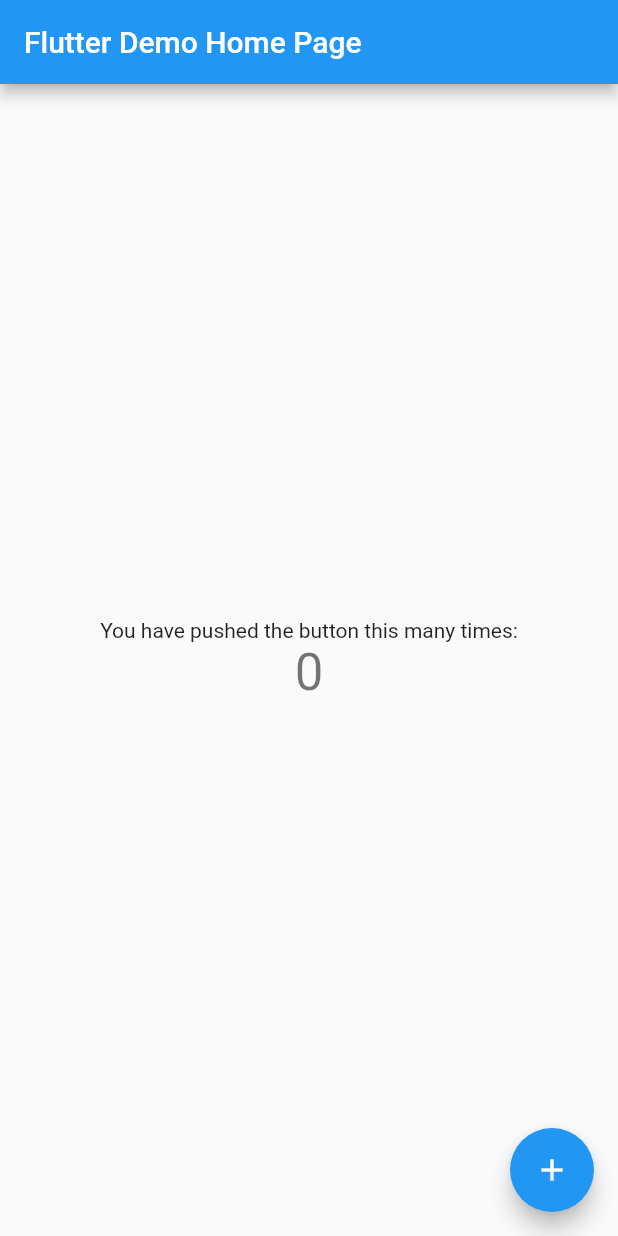
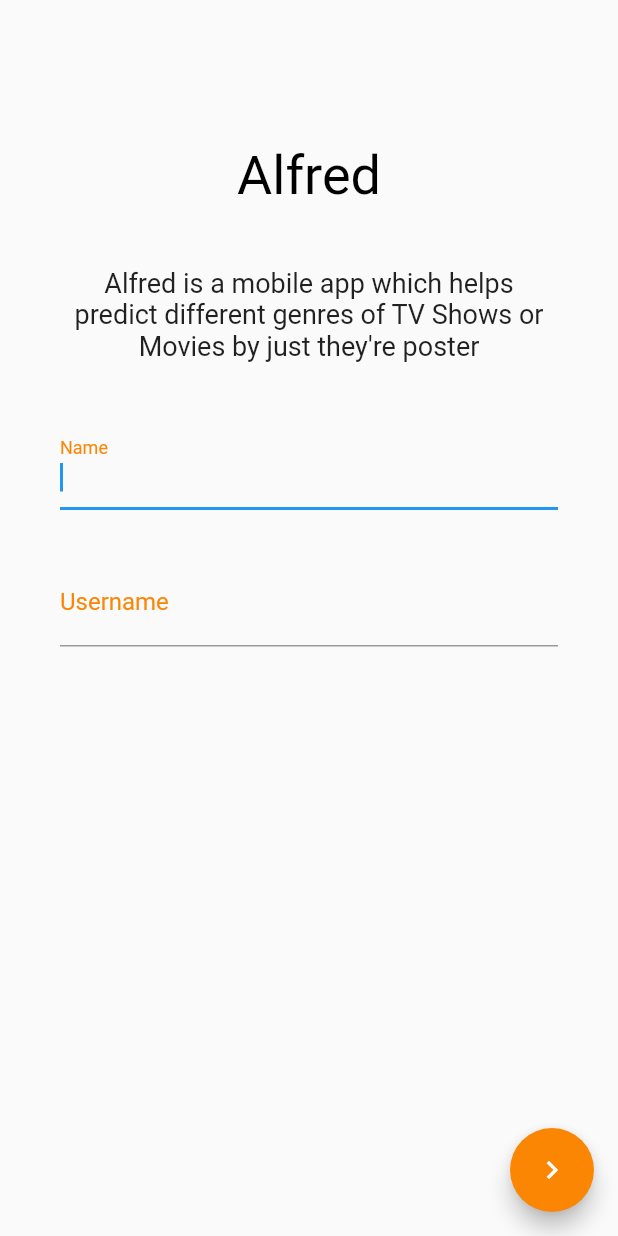
Before and after one commit to dewanshrawat15/Alfred, a Flutter app: the screen it shows after launch, on a phone screen of 412 x 824 dp. Run offline on Flutter 3.47's test engine with Material 2 defaults, Android fonts, the phone set to English and light mode, and no system bars; our stand-ins replace sqflite; accounts and stored records are empty.

Commit message:
Updating app structure with login / registration screen

```diff
--- a/lib/main.dart
+++ b/lib/main.dart
@@ -1,111 +1,163 @@
 import 'package:flutter/material.dart';
+import 'package:sqflite/sqflite.dart';
+import 'package:path/path.dart';
 
-void main() => runApp(MyApp());
+final theme = Color(0xffFB8604);
 
-class MyApp extends StatelessWidget {
-  // This widget is the root of your application.
-  @override
-  Widget build(BuildContext context) {
-    return MaterialApp(
-      title: 'Flutter Demo',
-      theme: ThemeData(
-        // This is the theme of your application.
-        //
-        // Try running your application with "flutter run". You'll see the
-        // application has a blue toolbar. Then, without quitting the app, try
-        // changing the primarySwatch below to Colors.green and then invoke
-        // "hot reload" (press "r" in the console where you ran "flutter run",
-        // or simply save your changes to "hot reload" in a Flutter IDE).
-        // Notice that the counter didn't reset back to zero; the application
-        // is not restarted.
-        primarySwatch: Colors.blue,
-      ),
-      home: MyHomePage(title: 'Flutter Demo Home Page'),
-    );
-  }
+void main(){
+  runApp(App());
 }
 
-class MyHomePage extends StatefulWidget {
-  MyHomePage({Key key, this.title}) : super(key: key);
-
-  // This widget is the home page of your application. It is stateful, meaning
-  // that it has a State object (defined below) that contains fields that affect
-  // how it looks.
-
-  // This class is the configuration for the state. It holds the values (in this
-  // case the title) provided by the parent (in this case the App widget) and
-  // used by the build method of the State. Fields in a Widget subclass are
-  // always marked "final".
-
-  final String title;
+class App extends StatefulWidget{
 
   @override
-  _MyHomePageState createState() => _MyHomePageState();
+  AppState createState() => AppState();
+
 }
 
-class _MyHomePageState extends State<MyHomePage> {
-  int _counter = 0;
+class AppState extends State<App>{
 
-  void _incrementCounter() {
-    setState(() {
-      // This call to setState tells the Flutter framework that something has
-      // changed in this State, which causes it to rerun the build method below
-      // so that the display can reflect the updated values. If we changed
-      // _counter without calling setState(), then the build method would not be
-      // called again, and so nothing would appear to happen.
-      _counter++;
-    });
+  connectDatabase() async{
+    Future<Database> database = openDatabase(
+      join(await getDatabasesPath(), 'database.db'),
+      onCreate: (db, version){
+        return db.execute(
+          "CREATE TABLE accountDetails(name TEXT, username TEXT)",
+        );
+      },
+      version: 1
+    );
+    return database;
   }
 
+  TextEditingController nameController = new TextEditingController();
+  TextEditingController usernameController = new TextEditingController();
+
+  FocusNode nameFocusNode = new FocusNode();
+  FocusNode usernameFocusNode = new FocusNode();
+
   @override
-  Widget build(BuildContext context) {
-    // This method is rerun every time setState is called, for instance as done
-    // by the _incrementCounter method above.
-    //
-    // The Flutter framework has been optimized to make rerunning build methods
-    // fast, so that you can just rebuild anything that needs updating rather
-    // than having to individually change instances of widgets.
-    return Scaffold(
-      appBar: AppBar(
-        // Here we take the value from the MyHomePage object that was created by
-        // the App.build method, and use it to set our appbar title.
-        title: Text(widget.title),
+  Widget build(BuildContext context){
+    return MaterialApp(
+      debugShowCheckedModeBanner: false,
+      theme: ThemeData(
+        primaryColor: theme,
+        accentColor: theme,
       ),
-      body: Center(
-        // Center is a layout widget. It takes a single child and positions it
-        // in the middle of the parent.
+      home: Scaffold(
+        body: SingleChildScrollView(
+          child: Center(
             child: Column(
-          // Column is also a layout widget. It takes a list of children and
-          // arranges them vertically. By default, it sizes itself to fit its
-          // children horizontally, and tries to be as tall as its parent.
-          //
-          // Invoke "debug painting" (press "p" in the console, choose the
-          // "Toggle Debug Paint" action from the Flutter Inspector in Android
-          // Studio, or the "Toggle Debug Paint" command in Visual Studio Code)
-          // to see the wireframe for each widget.
-          //
-          // Column has various properties to control how it sizes itself and
-          // how it positions its children. Here we use mainAxisAlignment to
-          // center the children vertically; the main axis here is the vertical
-          // axis because Columns are vertical (the cross axis would be
-          // horizontal).
-          mainAxisAlignment: MainAxisAlignment.center,
               children: <Widget>[
-            Text(
-              'You have pushed the button this many times:',
+                SizedBox(
+                  height: 96,
                 ),
                 Text(
-              '$_counter',
-              style: Theme.of(context).textTheme.display1,
+                  "Alfred",
+                  style: TextStyle(
+                    color: Colors.black,
+                    fontSize: 36,
                   ),
+                ),
+                SizedBox(
+                  height: 40,
+                ),
+                Padding(
+                  padding: EdgeInsets.symmetric(
+                    horizontal: 40
+                  ),
+                  child: Text(
+                    "Alfred is a mobile app which helps predict different genres of TV Shows or Movies by just they're poster",
+                    style: TextStyle(
+                      fontSize: 18
+                    ),
+                    textAlign: TextAlign.center,
+                  ),
+                ),
+                SizedBox(
+                  height: 40,
+                ),
+                Padding(
+                  padding: const EdgeInsets.symmetric(
+                    horizontal: 40
+                  ),
+                  child: Column(
+                    children: <Widget>[
+                      TextField(
+                        autofocus: true,
+                        autocorrect: false,
+                        focusNode: nameFocusNode,
+                        keyboardType: TextInputType.text,
+                        textCapitalization: TextCapitalization.words,
+                        textInputAction: TextInputAction.next,
+                        onEditingComplete: (){
+                          nameFocusNode.unfocus();
+                          FocusScope.of(context).requestFocus(usernameFocusNode);
+                        },
+                        decoration: InputDecoration(
+                          labelText: 'Name',
+                          labelStyle: TextStyle(
+                            color: theme
+                          )
+                        ),
+                        controller: nameController,
+                      ),
+                      SizedBox(
+                        height: 32
+                      ),
+                      TextField(
+                        keyboardType: TextInputType.text,
+                        textCapitalization: TextCapitalization.none,
+                        autocorrect: false,
+                        focusNode: usernameFocusNode,
+                        textInputAction: TextInputAction.done,
+                        onEditingComplete: (){
+                          usernameFocusNode.unfocus();
+                        },
+                        decoration: InputDecoration(
+                          labelText: 'Username',
+                          labelStyle: TextStyle(
+                            color: theme
+                          )
+                        ),
+                        controller: usernameController,
+                      )
                     ],
                   ),
                 ),
+                SizedBox(
+                  height: 40,
+                )
+              ],
+            ),
+          ),
+        ),
         floatingActionButton: FloatingActionButton(
-        onPressed: _incrementCounter,
-        tooltip: 'Increment',
-        child: Icon(Icons.add),
-      ), // This trailing comma makes auto-formatting nicer for build methods.
+          onPressed: (){},
+          child: Icon(
+            Icons.chevron_right,
+            color: Colors.white,
+          ),
+        ),
+      )
     );
   }
+
 }
+
+// Scaffold(
+//   appBar: AppBar(
+//     title: Text(
+//       "Alfred",
+//       style: TextStyle(
+//         color: Colors.white,
+//         fontSize: 24
+//       ),
+//     ),
+//     centerTitle: true,
+//   ),
+//   floatingActionButton: FloatingActionButton(
+//     onPressed: (){},
+//     child: Icon(Icons.chevron_right),
+//   ),
+// ),
```
Also changed, not shown: pubspec.yaml (+3 -55 lines), pubspec.lock, 5 other files. Lines whose indentation alone changed are shown as unchanged.
